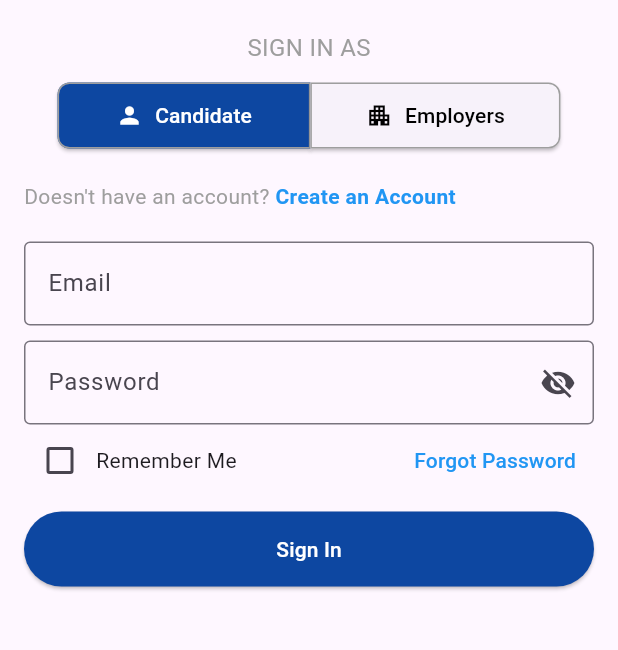
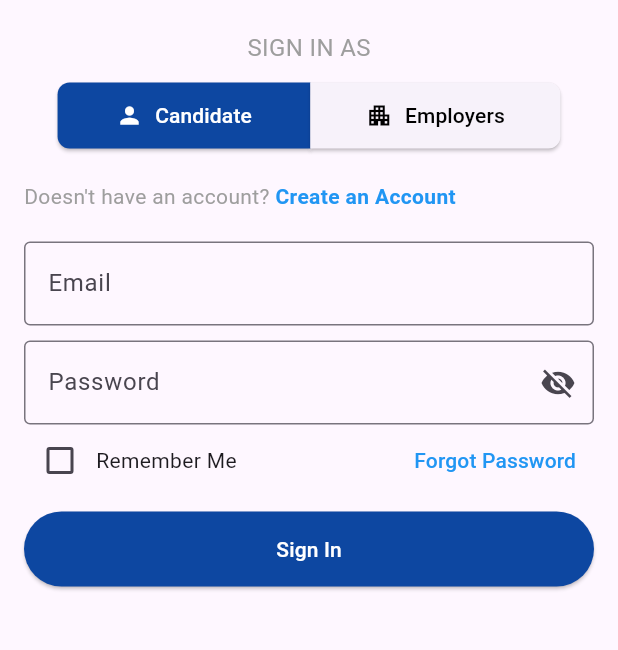
Before and after one commit to ajhay013/Application-JobSync, a Flutter app: the SignScreen screen opened directly, on a phone screen of 412 x 824 dp, the part 228-878 px from its top. Run offline on Flutter 3.47's test engine with Material 3 defaults, Android fonts, the phone set to English and light mode, and no system bars.

Commit message:
changes on Sign.dart

```diff
--- a/lib/Pages/Sign.dart
+++ b/lib/Pages/Sign.dart
@@ -102,7 +102,7 @@ class _SignScreenState extends State<SignScreen> {
                   style: ElevatedButton.styleFrom(
                     backgroundColor: _isCandidate ? Colors.blue[900] : Colors.grey[1000],
                     foregroundColor: _isCandidate ? Colors.white : Colors.black,
-                    side: const BorderSide(color: Colors.grey),
+                    //side: const BorderSide(color: Colors.grey),
                     padding: const EdgeInsets.symmetric(horizontal: 39, vertical: 12),
                     shape: const RoundedRectangleBorder(
                       borderRadius: BorderRadius.only(
@@ -123,7 +123,7 @@ class _SignScreenState extends State<SignScreen> {
                   style: ElevatedButton.styleFrom(
                     backgroundColor: !_isCandidate ? Colors.blue[900] : Colors.grey[1000],
                     foregroundColor: !_isCandidate ? Colors.white : Colors.black,
-                    side: const BorderSide(color: Colors.grey),
+                    //side: const BorderSide(color: Colors.grey),
                     padding: const EdgeInsets.symmetric(horizontal: 37, vertical: 12),
                     shape: const RoundedRectangleBorder(
                       borderRadius: BorderRadius.only(
```
